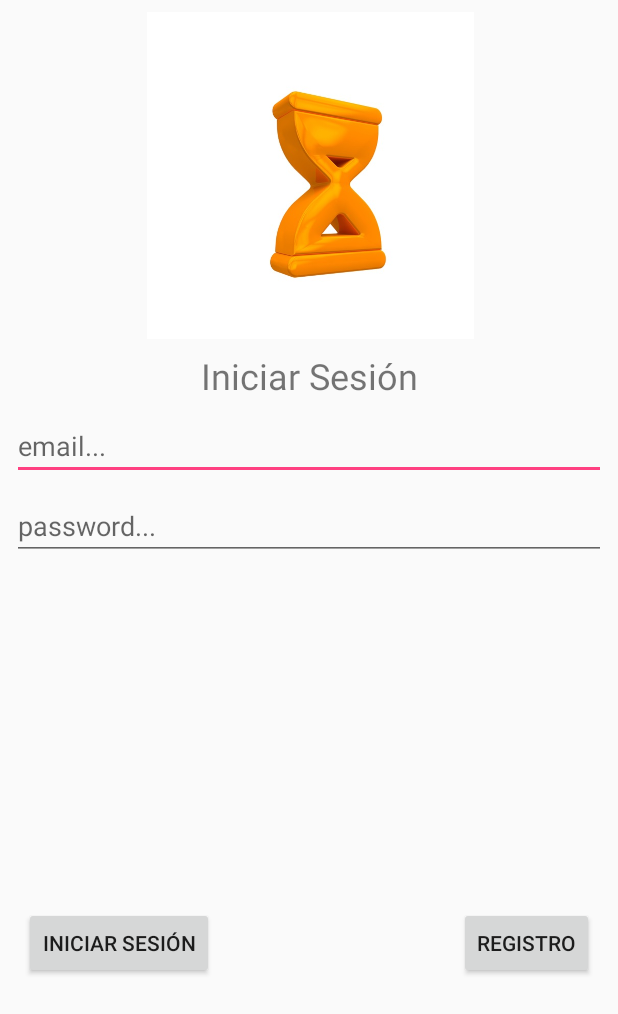
After one commit to tobayapps/ChatApp, an Android app: the layout login_screen.xml on its own in the app's theme, with its tools: preview values and no code run, on a phone screen of 412 x 824 dp. The commit adds this screen. Shown: the top 1014 px of the screen. Run offline under Robolectric (Android 15) with nearby library versions, the phone set to English and light mode, and no system bars.

Commit message:
main, login and register layouts

```diff
--- /dev/null
+++ b/app/src/main/res/layout/login_screen.xml
@@ -0,0 +1,92 @@
+<?xml version="1.0" encoding="utf-8"?>
+<android.support.constraint.ConstraintLayout
+    xmlns:android="http://schemas.android.com/apk/res/android"
+    xmlns:app="http://schemas.android.com/apk/res-auto"
+    xmlns:tools="http://schemas.android.com/tools"
+    android:layout_width="match_parent"
+    android:layout_height="match_parent">
+
+    <ImageView
+        android:id="@+id/imagen_miniLogo_login"
+        android:layout_width="478dp"
+        android:layout_height="218dp"
+        android:src="@drawable/mini_bank_logo"
+        android:layout_marginLeft="8dp"
+        app:layout_constraintLeft_toLeftOf="parent"
+        android:layout_marginRight="8dp"
+        app:layout_constraintRight_toRightOf="parent"
+        app:layout_constraintTop_toTopOf="parent"
+        android:layout_marginTop="8dp"
+        tools:layout_editor_absoluteX="-129dp" />
+
+    <TextView
+        android:id="@+id/texto_titulo_login"
+        android:layout_width="wrap_content"
+        android:layout_height="wrap_content"
+        android:layout_marginLeft="8dp"
+        android:layout_marginRight="8dp"
+        android:layout_marginTop="8dp"
+        android:text="Iniciar Sesión"
+        android:textSize="24sp"
+        app:layout_constraintHorizontal_bias="0.502"
+        app:layout_constraintLeft_toLeftOf="parent"
+        app:layout_constraintRight_toRightOf="parent"
+        app:layout_constraintTop_toBottomOf="@+id/imagen_miniLogo_login" />
+
+    <EditText
+        android:id="@+id/edit_email"
+        android:layout_width="match_parent"
+        android:layout_height="wrap_content"
+        android:layout_marginLeft="8dp"
+        android:layout_marginRight="8dp"
+        android:layout_weight="1"
+        android:hint="email..."
+        android:inputType="textEmailAddress"
+        app:layout_constraintHorizontal_bias="0.0"
+        app:layout_constraintLeft_toLeftOf="parent"
+        app:layout_constraintRight_toRightOf="parent"
+        android:layout_marginTop="8dp"
+        app:layout_constraintTop_toBottomOf="@+id/texto_titulo_login" />
+
+    <EditText
+        android:id="@+id/edit_password"
+        android:layout_width="match_parent"
+        android:layout_height="wrap_content"
+        android:layout_marginLeft="8dp"
+        android:layout_marginRight="8dp"
+        android:layout_weight="1"
+        android:hint="password..."
+        android:inputType="textPassword"
+        app:layout_constraintLeft_toLeftOf="parent"
+        app:layout_constraintRight_toRightOf="parent"
+        app:layout_constraintHorizontal_bias="0.0"
+        android:layout_marginTop="8dp"
+        app:layout_constraintTop_toBottomOf="@+id/edit_email" />
+
+    <Button
+        android:id="@+id/login"
+        android:layout_width="wrap_content"
+        android:layout_height="wrap_content"
+        android:text="Iniciar sesión"
+        android:layout_marginLeft="16dp"
+        app:layout_constraintLeft_toLeftOf="parent"
+        app:layout_constraintBottom_toBottomOf="parent"
+        android:layout_marginBottom="8dp"
+        android:layout_marginTop="8dp"
+        app:layout_constraintTop_toBottomOf="@+id/edit_password"
+        app:layout_constraintVertical_bias="0.578" />
+
+    <Button
+        android:id="@+id/registro"
+        android:layout_width="wrap_content"
+        android:layout_height="wrap_content"
+        android:text="Registro"
+        android:layout_marginRight="16dp"
+        app:layout_constraintRight_toRightOf="parent"
+        app:layout_constraintBottom_toBottomOf="parent"
+        android:layout_marginBottom="8dp"
+        android:layout_marginTop="8dp"
+        app:layout_constraintTop_toBottomOf="@+id/edit_password"
+        app:layout_constraintVertical_bias="0.578" />
+
+</android.support.constraint.ConstraintLayout>
--- a/app/src/main/res/values/strings.xml
+++ b/app/src/main/res/values/strings.xml
@@ -76,5 +76,6 @@
     <string name="id_fmt">User ID: %s</string>
     <string name="email_fmt">Email: %s</string>
     <string name="create_account_failed">Create account failed</string>
+    <string name="app_subtitle">Subtitulo de la aplicación</string>
 
 </resources>
```
Also changed, not shown: app/src/main/res/layout/main_screen.xml (added, +52 -0 lines), app/src/main/res/layout/register_screen.xml (added, +78 -0 lines), app/src/main/res/drawable-mdpi/bank_logo.png (added), app/src/main/res/drawable-mdpi/mini_bank_logo.jpg (added).
